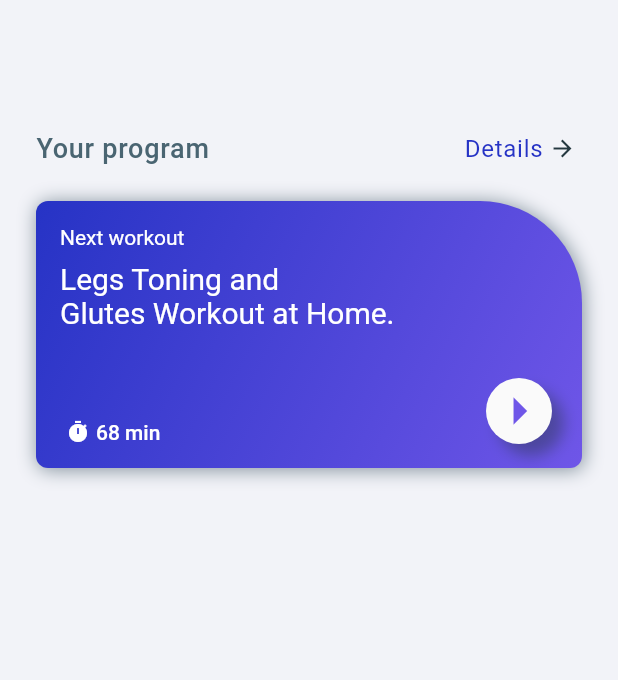
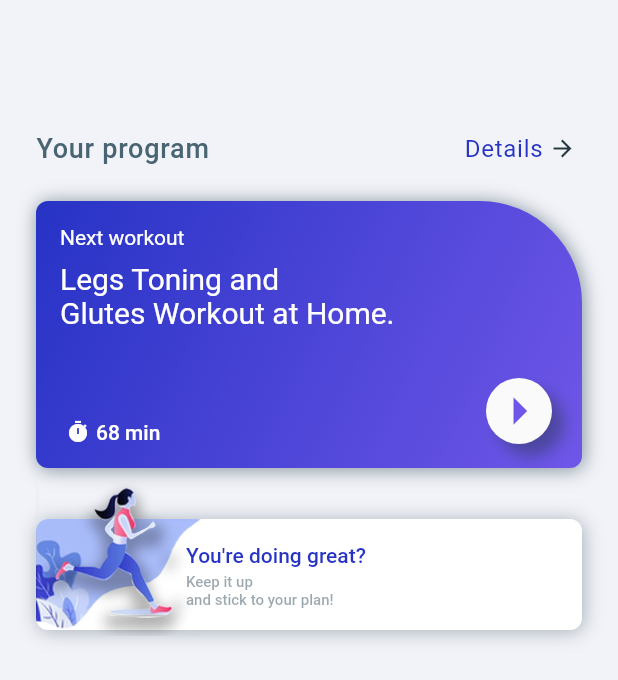
Before and after one commit to ragabelsayed/FitnessApp, a Flutter app: the screen it shows after launch, on a phone screen of 412 x 824 dp. Shown: the top 680 px of the screen. Run offline on Flutter 3.47's test engine with Material 2 defaults, Android fonts, the phone set to English and light mode, and no system bars; our stand-ins replace google_fonts.

Commit message:
Adding RunningView File to listView in TrainingScreen file

```diff
--- a/fitness_app/lib/screens/training_screen.dart
+++ b/fitness_app/lib/screens/training_screen.dart
@@ -1,4 +1,5 @@
 import 'package:fitness_app/app_theme.dart';
+import 'package:fitness_app/widgets/running_view.dart';
 import 'package:fitness_app/widgets/title_view.dart';
 import 'package:fitness_app/widgets/workout_view.dart';
 import 'package:flutter/material.dart';
@@ -61,6 +62,22 @@ class _TrainingScreenState extends State<TrainingScreen>
         ),
       ),
     );
+
+    _listviews.add(
+      RunningView(
+        animationController: _animationController,
+        animation: Tween<double>(begin: 0.0, end: 1.0).animate(
+          CurvedAnimation(
+            parent: _animationController,
+            curve: Interval(
+              (1 / count) * 3,
+              1.0,
+              curve: Curves.fastOutSlowIn,
+            ),
+          ),
+        ),
+      ),
+    );
   }
 
   @override
--- /dev/null
+++ b/fitness_app/lib/widgets/running_view.dart
@@ -0,0 +1,113 @@
+import 'package:fitness_app/app_theme.dart';
+import 'package:flutter/material.dart';
+import 'package:google_fonts/google_fonts.dart';
+
+class RunningView extends StatelessWidget {
+  final AnimationController animationController;
+  final Animation animation;
+
+  const RunningView({this.animationController, this.animation});
+  @override
+  Widget build(BuildContext context) {
+    return AnimatedBuilder(
+      animation: animationController,
+      builder: (context, child) {
+        return FadeTransition(
+          opacity: animation,
+          child: Transform(
+            transform: Matrix4.translationValues(
+                0.0, 30 * (1.0 - animation.value), 0.0),
+            child: Padding(
+              padding: const EdgeInsets.only(left: 24, right: 24),
+              child: Stack(
+                overflow: Overflow.visible,
+                children: [
+                  Padding(
+                    padding: const EdgeInsets.only(top: 16, bottom: 16),
+                    child: Container(
+                      decoration: BoxDecoration(
+                        color: AppTheme.white,
+                        borderRadius: const BorderRadius.only(
+                          topLeft: Radius.circular(8),
+                          topRight: Radius.circular(8),
+                          bottomLeft: Radius.circular(8),
+                          bottomRight: Radius.circular(8),
+                        ),
+                        boxShadow: [
+                          BoxShadow(
+                            color: AppTheme.gray.withOpacity(0.4),
+                            offset: const Offset(1.1, 1.1),
+                            blurRadius: 10,
+                          ),
+                        ],
+                      ),
+                      child: Stack(
+                        alignment: Alignment.topLeft,
+                        children: [
+                          ClipRRect(
+                            borderRadius: BorderRadius.all(Radius.circular(8)),
+                            child: SizedBox(
+                              height: 74,
+                              child: AspectRatio(
+                                aspectRatio: 1.714,
+                                child:
+                                    Image.asset('lib/assets/images/back.png'),
+                              ),
+                            ),
+                          ),
+                          Column(
+                            crossAxisAlignment: CrossAxisAlignment.start,
+                            children: [
+                              Row(
+                                children: [
+                                  Padding(
+                                    padding: const EdgeInsets.only(
+                                        left: 100, right: 16, top: 16),
+                                    child: Text(
+                                      "You're doing great?",
+                                      textAlign: TextAlign.left,
+                                      style: GoogleFonts.roboto(
+                                        fontWeight: FontWeight.w500,
+                                        fontSize: 14,
+                                        color: AppTheme.nearlyDarkBlue,
+                                      ),
+                                    ),
+                                  ),
+                                ],
+                              ),
+                              Padding(
+                                padding: const EdgeInsets.only(
+                                    left: 100, right: 16, top: 4, bottom: 12),
+                                child: Text(
+                                  'Keep it up\nand stick to your plan!',
+                                  textAlign: TextAlign.left,
+                                  style: GoogleFonts.roboto(
+                                    fontWeight: FontWeight.w500,
+                                    fontSize: 10,
+                                    color: AppTheme.gray.withOpacity(0.5),
+                                  ),
+                                ),
+                              ),
+                            ],
+                          ),
+                        ],
+                      ),
+                    ),
+                  ),
+                  Positioned(
+                    top: -16,
+                    child: SizedBox(
+                      width: 110,
+                      height: 110,
+                      child: Image.asset('lib/assets/images/runner.png'),
+                    ),
+                  ),
+                ],
+              ),
+            ),
+          ),
+        );
+      },
+    );
+  }
+}
--- a/fitness_app/pubspec.yaml
+++ b/fitness_app/pubspec.yaml
@@ -34,3 +34,5 @@ flutter:
     - lib/assets/images/bell.png
     - lib/assets/images/bottle.png
     - lib/assets/images/glass.png
+    - lib/assets/images/back.png
+    - lib/assets/images/runner.png
```
Also changed, not shown: fitness_app/lib/assets/images/back.png (added), fitness_app/lib/assets/images/runner.png (added).
